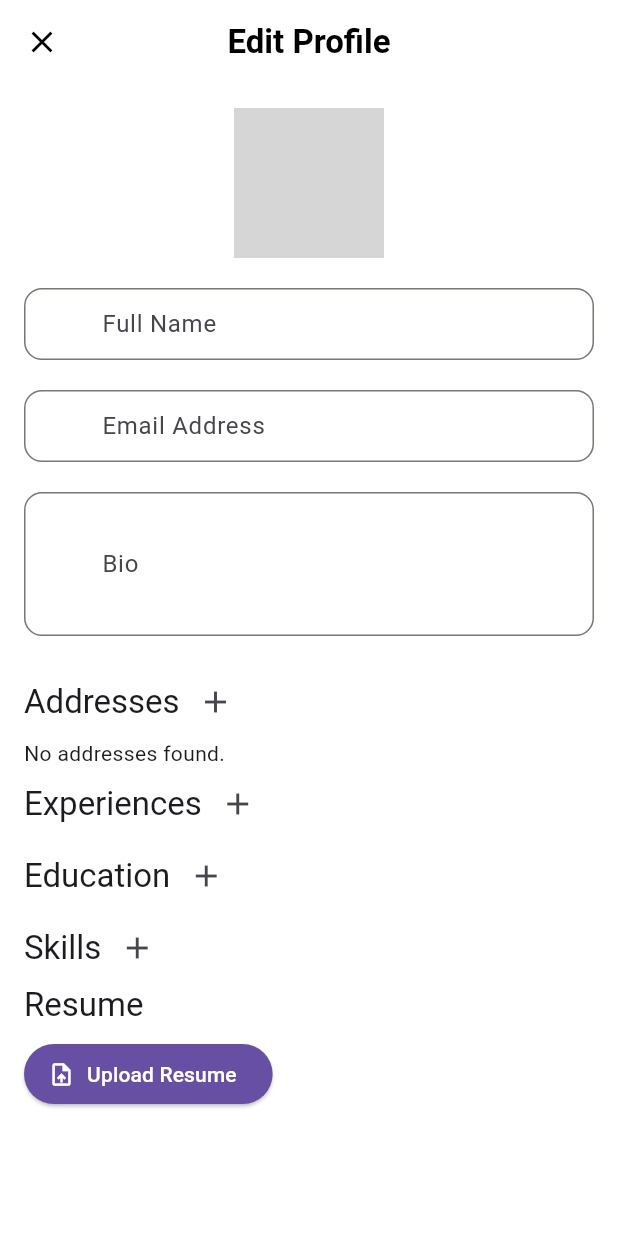
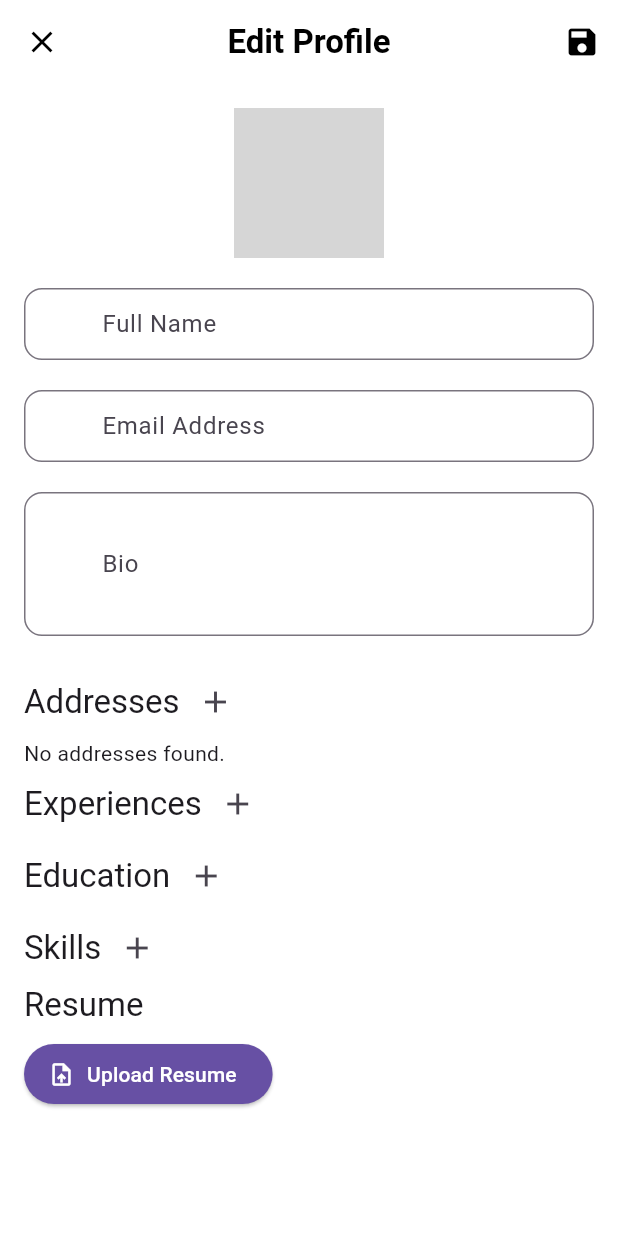
Before and after one commit to Chandu-Collab/AppTeam, a Flutter app: the ProfileEditPage screen opened directly with empty values, on a phone screen of 412 x 824 dp. Run offline on Flutter 3.47's test engine with Material 3 defaults, Android fonts, the phone set to English and light mode, and no system bars; our stand-ins replace cloud_firestore, country_code_picker, file_picker, firebase_auth, firebase_core, firebase_storage and 3 more; accounts and stored records are empty; network calls fail; grey boxes are pictures that could not be loaded.

Commit message:
Added save button

```diff
--- a/lib/screens/profile_edit_page.dart
+++ b/lib/screens/profile_edit_page.dart
@@ -95,6 +95,12 @@ class _ProfileEditPageState extends State<ProfileEditPage> {
               style:
                   TextStyle(color: Colors.black, fontWeight: FontWeight.bold)),
           centerTitle: true,
+          actions: [
+            IconButton(
+              icon: Icon(Icons.save, color: Colors.black),
+              onPressed: _saveProfile,
+            ),
+          ],
         ),
         body: SingleChildScrollView(
           padding: EdgeInsets.all(16),
```
